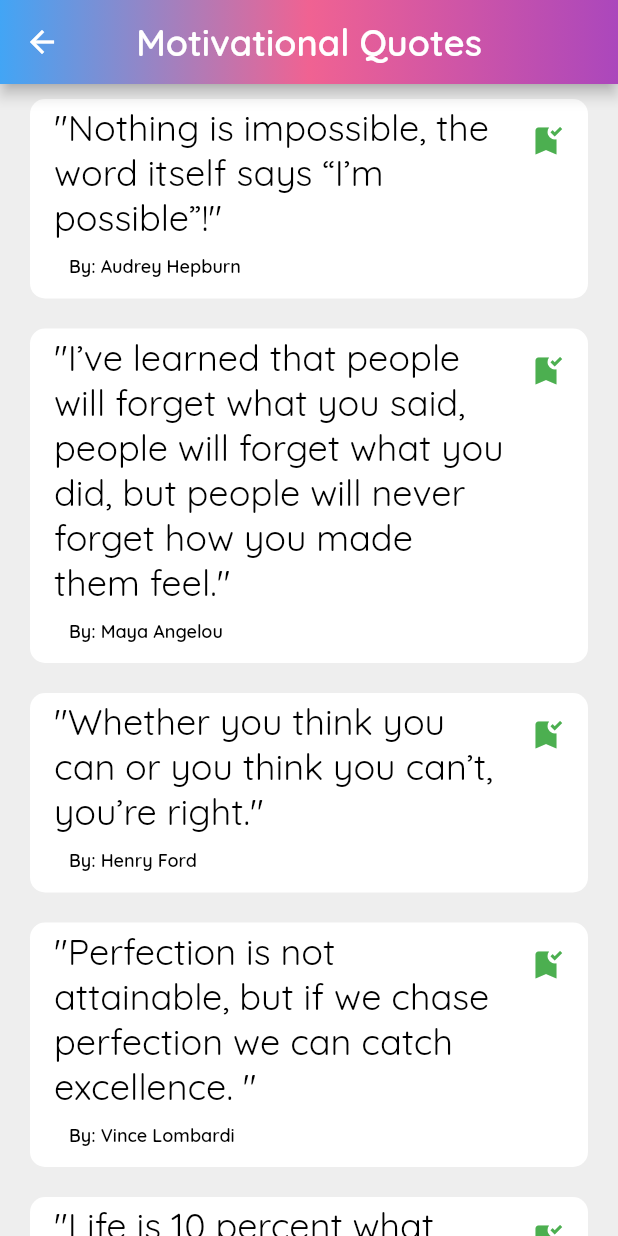
After one commit to Lans12345/MentalHealthApp_Capstone, a Flutter app: the HomePage screen opened directly, after a tap on "Quote's Motivator", on a phone screen of 412 x 824 dp. The commit adds this screen. Run offline on Flutter 3.47's test engine with Material 2 defaults, Android fonts, the phone set to English and light mode, and no system bars; our stand-ins replace cloud_firestore, firebase_auth, firebase_core, get, get_storage, google_sign_in and 1 more; accounts and stored records are empty.

Commit message:
Added Quotes, Diary

```diff
--- a/lib/screens/home.dart
+++ b/lib/screens/home.dart
@@ -1,6 +1,9 @@
 import 'package:flutter/material.dart';
 import 'package:mental_health/auth/login_page.dart';
+import 'package:mental_health/screens/diary/write_diary.dart';
 import 'package:mental_health/screens/profile/profile_page.dart';
+import 'package:mental_health/screens/quote/view_quotes.dart';
+import 'package:mental_health/services/error.dart';
 import 'package:mental_health/widgets/dialog.dart';
 import 'package:mental_health/widgets/home_container.dart';
 import 'package:mental_health/widgets/image.dart';
@@ -8,6 +11,8 @@ import 'package:mental_health/widgets/text.dart';
 import 'package:get_storage/get_storage.dart';
 import 'package:get/get.dart';
 import 'package:firebase_auth/firebase_auth.dart';
+import 'package:url_launcher/url_launcher.dart';
+import 'package:internet_connection_checker/internet_connection_checker.dart';
 
 class HomePage extends StatelessWidget {
   GetStorage box = GetStorage();
@@ -94,13 +99,29 @@ class HomePage extends StatelessWidget {
               const SizedBox(
                 height: 30,
               ),
-              homeContainer('diary.png', 'Self Diary', Colors.blue[200]!,
-                  Colors.blue[300]!, Colors.blue[400]!),
+              GestureDetector(
+                onTap: () async {
+                  bool hasInternet =
+                      await InternetConnectionChecker().hasConnection;
+                  if (hasInternet == true) {
+                    Get.to(() => WriteDiary(), transition: Transition.zoom);
+                  } else {
+                    error('No Internet Connection');
+                  }
+                },
+                child: homeContainer('diary.png', 'Self Diary',
+                    Colors.blue[200]!, Colors.blue[300]!, Colors.blue[400]!),
+              ),
               const SizedBox(
                 height: 20,
               ),
-              homeContainer('quotes.png', "Quote's Motivator",
-                  Colors.pink[200]!, Colors.pink[300]!, Colors.pink[400]!),
+              GestureDetector(
+                onTap: () {
+                  Get.to(() => ViewQuote(), transition: Transition.zoom);
+                },
+                child: homeContainer('quotes.png', "Quote's Motivator",
+                    Colors.pink[200]!, Colors.pink[300]!, Colors.pink[400]!),
+              ),
               const SizedBox(
                 height: 20,
               ),
@@ -109,8 +130,21 @@ class HomePage extends StatelessWidget {
               const SizedBox(
                 height: 20,
               ),
-              homeContainer('phone.png', 'TCD Support', Colors.purple[200]!,
-                  Colors.purple[300]!, Colors.purple[400]!),
+              GestureDetector(
+                onTap: () async {
+                  String driverContactNumber = '09090104355';
+                  final _text = 'tel:$driverContactNumber';
+                  if (await canLaunch(_text)) {
+                    await launch(_text);
+                  }
+                },
+                child: homeContainer(
+                    'phone.png',
+                    'TCD Support',
+                    Colors.purple[200]!,
+                    Colors.purple[300]!,
+                    Colors.purple[400]!),
+              ),
               const SizedBox(
                 height: 30,
               ),
--- /dev/null
+++ b/lib/screens/quote/list_authors.dart
@@ -0,0 +1,52 @@
+var author = [
+  'Audrey Hepburn',
+  'Maya Angelou',
+  'Henry Ford',
+  'Vince Lombardi',
+  'Charles Swindoll',
+  'Oprah Winfrey',
+  'Ken Blanchard',
+  'Jimmy Dean',
+  'Theodore Roosevelt',
+  'Eleanor Roosevelt',
+  'Les Brown',
+  'Helen Keller',
+  'Napoleon Hill',
+  'Mark Twain',
+  'Michael Jordan',
+  'Albert Einstein',
+  'Stephen Covey',
+  'Henry Ford',
+  'Alice Walker',
+  'Amelia Earhart',
+  'Andrew Carnegie',
+  'Robert Louis Stevenson',
+  'Zig Ziglar',
+  'Norman Vincent Peale',
+  'Josiah Gilbert Holland',
+  'William James',
+  'Farrah Gray',
+  'Dalai Lama',
+  'Maya Angelou',
+  'Rosa Parks',
+  'Vincent van Gogh',
+  'Unknown',
+  'Albert Einstein',
+  'Bob Dylan',
+  'Leonardo da Vinci',
+  'Booker T. Washington',
+  'Erma Bombeck',
+  'Will Rogers',
+  'Ancient Indian Proverb',
+  'Sydney Harris',
+  'Confucius',
+  'Benjamin Disraeli',
+  'John Lennon',
+  'Ralph Waldo Emerson',
+  'Ronald Reagan',
+  'George Addair',
+  'Plato',
+  'Maya Angelou',
+  'Mother Teresa',
+  'Plutarch',
+];
--- /dev/null
+++ b/lib/screens/quote/list_quotes.dart
@@ -0,0 +1,52 @@
+var quotes = [
+  'Nothing is impossible, the word itself says “I’m possible”!',
+  'I’ve learned that people will forget what you said, people will forget what you did, but people will never forget how you made them feel.',
+  'Whether you think you can or you think you can’t, you’re right.',
+  'Perfection is not attainable, but if we chase perfection we can catch excellence. ',
+  'Life is 10 percent what happens to me and 90 percent of how I react to it.',
+  'If you look at what you have in life, you’ll always have more. If you look at what you don’t have in life, you’ll never have enough.',
+  'None of us is as smart as all of us.',
+  'I can’t change the direction of the wind, but I can adjust my sails to always reach my destination.',
+  'Believe you can and you’re halfway there. ',
+  'To handle yourself, use your head; to handle others, use your heart. ',
+  'Too many of us are not living our dreams because we are living our fears. ',
+  'Alone, we can do so little; together we can do so much. ',
+  'Whatever the mind of man can conceive and believe, it can achieve.',
+  'Twenty years from now you will be more disappointed by the things that you didn’t do than by the ones you did do, so throw off the bowlines, sail away from safe harbor, catch the trade winds in your sails. Explore, Dream, Discover.',
+  'I’ve missed more than 9000 shots in my career. I’ve lost almost 300 games. 26 times I’ve been trusted to take the game winning shot and missed. I’ve failed over and over and over again in my life. And that is why I succeed.',
+  'Strive not to be a success, but rather to be of value. ',
+  'I am not a product of my circumstances. I am a product of my decisions. ',
+  'When everything seems to be going against you, remember that the airplane takes off against the wind, not with it.',
+  'The most common way people give up their power is by thinking they don’t have any.',
+  'The most difficult thing is the decision to act, the rest is merely tenacity. ',
+  'Teamwork is the ability to work together toward a common vision, the ability to direct individual accomplishments toward organizational objectives. It is the fuel that allows common people to attain uncommon results. ',
+  'Don’t judge each day by the harvest you reap but by the seeds that you plant.',
+  'The real opportunity for success lies within the person and not in the job.',
+  'Change your thoughts and you change your world.',
+  'There is no royal road to anything. One thing at a time, all things in succession. That which grows fast, withers as rapidly. That which grows slowly, endures.',
+  'Be not afraid of life. Believe that life is worth living, and your belief will help create the fact. ',
+  'Build your own dreams, or someone else will hire you to build theirs.',
+  'Remember that not getting what you want is sometimes a wonderful stroke of luck.',
+  'You can’t use up creativity. The more you use, the more you have.',
+  'I have learned over the years that when one’s mind is made up, this diminishes fear.',
+  'I would rather die of passion than of boredom. ',
+  'A truly rich man is one whose children run into his arms when his hands are empty. ',
+  'A person who never made a mistake never tried anything new. ',
+  'What’s money? A man is a success if he gets up in the morning and goes to bed at night and in between does what he wants to do.',
+  'I have been impressed with the urgency of doing. Knowing is not enough; we must apply. Being willing is not enough; we must do. ',
+  'If you want to lift yourself up, lift up someone else. ',
+  'When I stand before God at the end of my life, I would hope that I would not have a single bit of talent left and could say, I used everything you gave me.',
+  'The quickest way to double your money is to fold it over and put it back in your pocket.',
+  'Certain things catch your eye, but pursue only those that capture the heart. ',
+  'When I hear somebody sigh, ‘Life is hard,’ I am always tempted to ask, ‘Compared to what?’”',
+  'Everything has beauty, but not everyone can see.',
+  'Nurture your mind with great thoughts. To believe in the heroic makes heroes. ',
+  'When I was 5 years old, my mother always told me that happiness was the key to life. When I went to school, they asked me what I wanted to be when I grew up. I wrote down “happy”. They told me I didn’t understand the assignment, and I told them they didn’t understand life.',
+  'The only person you are destined to become is the person you decide to be. ',
+  'We can’t help everyone, but everyone can help someone.',
+  'Everything you’ve ever wanted is on the other side of fear. ',
+  'We can easily forgive a child who is afraid of the dark; the real tragedy of life is when men are afraid of the light.',
+  'Nothing will work unless you do.',
+  'I alone cannot change the world, but I can cast a stone across the water to create many ripples.',
+  'What we achieve inwardly will change outer reality.',
+];
--- /dev/null
+++ b/lib/screens/quote/view_quotes.dart
@@ -0,0 +1,38 @@
+import 'package:flutter/material.dart';
+import 'package:mental_health/screens/quote/list_authors.dart';
+import 'package:mental_health/screens/quote/list_quotes.dart';
+import 'package:mental_health/widgets/appbar.dart';
+import 'package:mental_health/widgets/text.dart';
+
+class ViewQuote extends StatelessWidget {
+  @override
+  Widget build(BuildContext context) {
+    return Scaffold(
+      appBar: appbar('Motivational Quotes'),
+      backgroundColor: Colors.grey[200],
+      body: ListView.builder(
+        itemCount: quotes.length,
+        itemBuilder: ((context, index) {
+          return Padding(
+            padding: const EdgeInsets.fromLTRB(20, 10, 20, 10),
+            child: ListTile(
+              shape: RoundedRectangleBorder(
+                borderRadius: BorderRadius.circular(10),
+              ),
+              trailing: const Icon(
+                Icons.bookmark_added,
+                color: Colors.green,
+              ),
+              tileColor: Colors.white,
+              title: textReg('"${quotes[index]}"', 24, Colors.black),
+              subtitle: Padding(
+                padding: const EdgeInsets.all(10.0),
+                child: textBold('By: ' + author[index], 12, Colors.black),
+              ),
+            ),
+          );
+        }),
+      ),
+    );
+  }
+}
--- /dev/null
+++ b/lib/widgets/appbar.dart
@@ -0,0 +1,18 @@
+import 'package:flutter/material.dart';
+import 'package:mental_health/widgets/text.dart';
+
+PreferredSizeWidget appbar(String title) {
+  return AppBar(
+    title: textBold(title, 24, Colors.white),
+    centerTitle: true,
+    flexibleSpace: Container(
+      decoration: BoxDecoration(
+        gradient: LinearGradient(colors: [
+          Colors.blue[400]!,
+          Colors.pink[300]!,
+          Colors.purple[400]!,
+        ]),
+      ),
+    ),
+  );
+}
--- a/lib/widgets/text.dart
+++ b/lib/widgets/text.dart
@@ -1,9 +1,8 @@
 import 'package:flutter/material.dart';
 
-textReg(String txt, double size, Color color) {
+Widget textReg(String txt, double size, Color color) {
   return Text(
     txt,
-    overflow: TextOverflow.ellipsis,
     style: TextStyle(
       fontSize: size,
       color: color,
@@ -12,7 +11,7 @@ textReg(String txt, double size, Color color) {
   );
 }
 
-textBold(String txt, double size, Color color) {
+Widget textBold(String txt, double size, Color color) {
   return Text(
     txt,
     overflow: TextOverflow.ellipsis,
--- a/pubspec.yaml
+++ b/pubspec.yaml
@@ -42,6 +42,7 @@ dependencies:
   cloud_firestore:
   url_launcher:
   introduction_screen:
+  internet_connection_checker:
 
 dev_dependencies:
   flutter_test:
```
Also changed, not shown: lib/screens/diary/read_diary.dart (added, +48 -0 lines), lib/screens/diary/write_diary.dart (added, +306 -0 lines), lib/services/cloud_function/postDiary.dart (added, +17 -0 lines), pubspec.lock, 1 other file.
